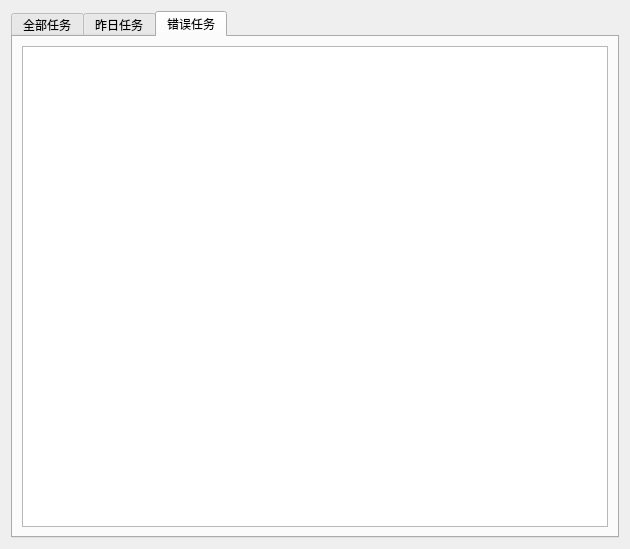
The window that ui/taskListen.ui (514840279/crawler) describes before a commit, drawn with Qt 5.
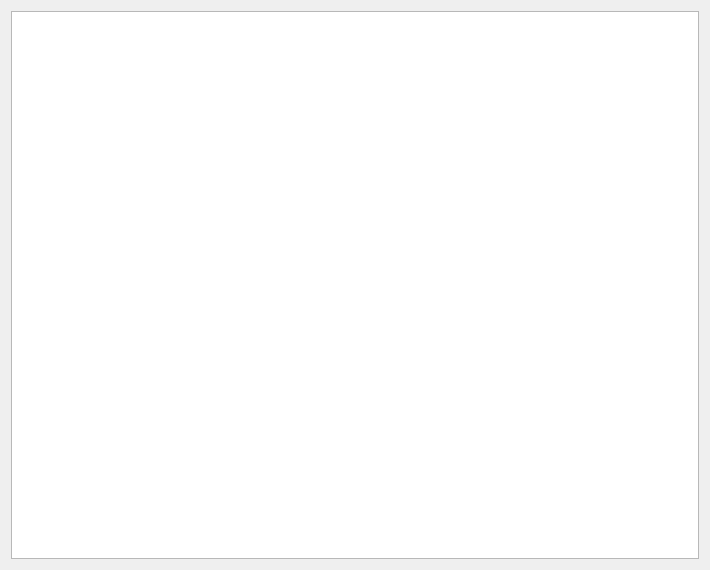
The same window after the commit.

```diff
--- a/ui/taskListen.ui
+++ b/ui/taskListen.ui
@@ -6,8 +6,8 @@
    <rect>
     <x>0</x>
     <y>0</y>
-    <width>630</width>
-    <height>549</height>
+    <width>710</width>
+    <height>570</height>
    </rect>
   </property>
   <property name="windowTitle">
@@ -15,41 +15,7 @@
   </property>
   <layout class="QGridLayout" name="gridLayout">
    <item row="0" column="0">
-    <widget class="QTabWidget" name="tabWidget">
-     <property name="currentIndex">
-      <number>2</number>
-     </property>
-     <widget class="QWidget" name="tab">
-      <attribute name="title">
-       <string>全部任务</string>
-      </attribute>
-      <layout class="QGridLayout" name="gridLayout_3">
-       <item row="0" column="0">
-        <widget class="QTableWidget" name="tableWidget"/>
-       </item>
-      </layout>
-     </widget>
-     <widget class="QWidget" name="tab_2">
-      <attribute name="title">
-       <string>昨日任务</string>
-      </attribute>
-      <layout class="QGridLayout" name="gridLayout_2">
-       <item row="0" column="0">
-        <widget class="QTableWidget" name="tableWidget_2"/>
-       </item>
-      </layout>
-     </widget>
-     <widget class="QWidget" name="tab_3">
-      <attribute name="title">
-       <string>错误任务</string>
-      </attribute>
-      <layout class="QGridLayout" name="gridLayout_4">
-       <item row="0" column="0">
-        <widget class="QTableWidget" name="tableWidget_3"/>
-       </item>
-      </layout>
-     </widget>
-    </widget>
+    <widget class="QTableWidget" name="tableWidget"/>
    </item>
   </layout>
  </widget>
```
